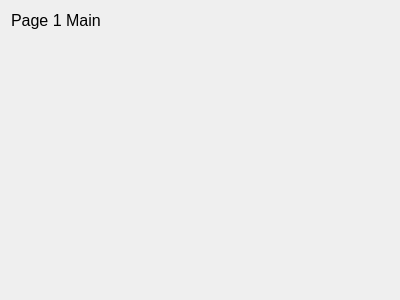
This is frontend/ui/source/top_page_1.ui in RobbieG15/guiBoilerplate as Qt 5 draws it before an edit. The edited form follows.
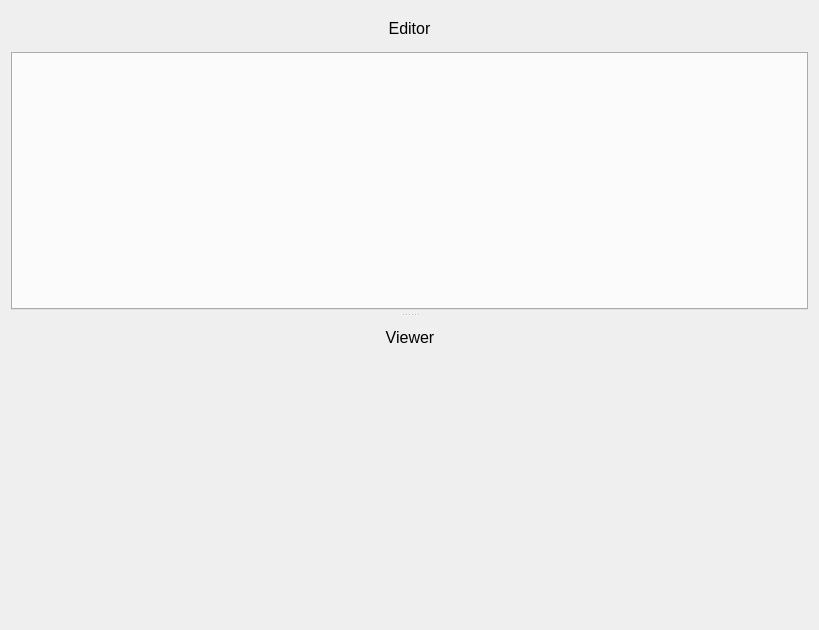
This is the edited form.

Commit message: Page 1 fully functional

Patch:
```diff
--- a/frontend/ui/source/top_page_1.ui
+++ b/frontend/ui/source/top_page_1.ui
@@ -6,50 +6,215 @@
    <rect>
     <x>0</x>
     <y>0</y>
-    <width>400</width>
-    <height>300</height>
+    <width>819</width>
+    <height>630</height>
    </rect>
   </property>
   <property name="windowTitle">
    <string>Form</string>
   </property>
-  <layout class="QVBoxLayout" name="verticalLayout">
+  <layout class="QHBoxLayout" name="horizontalLayout_3">
    <item>
-    <widget class="QLabel" name="title">
-     <property name="sizePolicy">
-      <sizepolicy hsizetype="Fixed" vsizetype="Fixed">
-       <horstretch>0</horstretch>
-       <verstretch>0</verstretch>
-      </sizepolicy>
+    <widget class="QSplitter" name="splitter">
+     <property name="lineWidth">
+      <number>2</number>
      </property>
-     <property name="font">
-      <font>
-       <pointsize>12</pointsize>
-      </font>
-     </property>
-     <property name="text">
-      <string>Page 1 Main</string>
-     </property>
-    </widget>
-   </item>
-   <item>
-    <spacer name="verticalSpacer">
      <property name="orientation">
       <enum>Qt::Vertical</enum>
      </property>
-     <property name="sizeType">
-      <enum>QSizePolicy::Fixed</enum>
+     <property name="handleWidth">
+      <number>10</number>
      </property>
-     <property name="sizeHint" stdset="0">
-      <size>
-       <width>20</width>
-       <height>5</height>
-      </size>
-     </property>
-    </spacer>
-   </item>
-   <item>
-    <widget class="QWidget" name="widget" native="true"/>
+     <widget class="QWidget" name="">
+      <layout class="QVBoxLayout" name="verticalLayout">
+       <item>
+        <layout class="QHBoxLayout" name="horizontalLayout_2">
+         <item>
+          <spacer name="horizontalSpacer_3">
+           <property name="orientation">
+            <enum>Qt::Horizontal</enum>
+           </property>
+           <property name="sizeHint" stdset="0">
+            <size>
+             <width>40</width>
+             <height>20</height>
+            </size>
+           </property>
+          </spacer>
+         </item>
+         <item>
+          <widget class="QLabel" name="label_2">
+           <property name="sizePolicy">
+            <sizepolicy hsizetype="Fixed" vsizetype="Fixed">
+             <horstretch>0</horstretch>
+             <verstretch>0</verstretch>
+            </sizepolicy>
+           </property>
+           <property name="minimumSize">
+            <size>
+             <width>0</width>
+             <height>35</height>
+            </size>
+           </property>
+           <property name="maximumSize">
+            <size>
+             <width>16777215</width>
+             <height>35</height>
+            </size>
+           </property>
+           <property name="font">
+            <font>
+             <pointsize>12</pointsize>
+            </font>
+           </property>
+           <property name="text">
+            <string>Editor</string>
+           </property>
+           <property name="alignment">
+            <set>Qt::AlignCenter</set>
+           </property>
+          </widget>
+         </item>
+         <item>
+          <spacer name="horizontalSpacer_4">
+           <property name="orientation">
+            <enum>Qt::Horizontal</enum>
+           </property>
+           <property name="sizeHint" stdset="0">
+            <size>
+             <width>40</width>
+             <height>20</height>
+            </size>
+           </property>
+          </spacer>
+         </item>
+        </layout>
+       </item>
+       <item>
+        <widget class="QTabWidget" name="editor_tab_widget">
+         <property name="minimumSize">
+          <size>
+           <width>0</width>
+           <height>50</height>
+          </size>
+         </property>
+         <property name="tabsClosable">
+          <bool>true</bool>
+         </property>
+        </widget>
+       </item>
+      </layout>
+     </widget>
+     <widget class="QWidget" name="viewer_wrapper_widget" native="true">
+      <layout class="QVBoxLayout" name="verticalLayout_2">
+       <property name="leftMargin">
+        <number>0</number>
+       </property>
+       <property name="topMargin">
+        <number>0</number>
+       </property>
+       <property name="rightMargin">
+        <number>0</number>
+       </property>
+       <property name="bottomMargin">
+        <number>0</number>
+       </property>
+       <item>
+        <layout class="QHBoxLayout" name="horizontalLayout">
+         <item>
+          <spacer name="horizontalSpacer">
+           <property name="orientation">
+            <enum>Qt::Horizontal</enum>
+           </property>
+           <property name="sizeHint" stdset="0">
+            <size>
+             <width>40</width>
+             <height>20</height>
+            </size>
+           </property>
+          </spacer>
+         </item>
+         <item>
+          <widget class="QLabel" name="label">
+           <property name="sizePolicy">
+            <sizepolicy hsizetype="Fixed" vsizetype="Fixed">
+             <horstretch>0</horstretch>
+             <verstretch>0</verstretch>
+            </sizepolicy>
+           </property>
+           <property name="minimumSize">
+            <size>
+             <width>0</width>
+             <height>35</height>
+            </size>
+           </property>
+           <property name="maximumSize">
+            <size>
+             <width>16777215</width>
+             <height>35</height>
+            </size>
+           </property>
+           <property name="font">
+            <font>
+             <pointsize>12</pointsize>
+            </font>
+           </property>
+           <property name="text">
+            <string>Viewer</string>
+           </property>
+           <property name="alignment">
+            <set>Qt::AlignCenter</set>
+           </property>
+          </widget>
+         </item>
+         <item>
+          <spacer name="horizontalSpacer_2">
+           <property name="orientation">
+            <enum>Qt::Horizontal</enum>
+           </property>
+           <property name="sizeHint" stdset="0">
+            <size>
+             <width>40</width>
+             <height>20</height>
+            </size>
+           </property>
+          </spacer>
+         </item>
+        </layout>
+       </item>
+       <item>
+        <widget class="QWidget" name="viewer_widget" native="true">
+         <property name="sizePolicy">
+          <sizepolicy hsizetype="Preferred" vsizetype="Expanding">
+           <horstretch>0</horstretch>
+           <verstretch>0</verstretch>
+          </sizepolicy>
+         </property>
+         <property name="minimumSize">
+          <size>
+           <width>100</width>
+           <height>50</height>
+          </size>
+         </property>
+         <layout class="QVBoxLayout" name="viewer_widget_layout">
+          <property name="leftMargin">
+           <number>0</number>
+          </property>
+          <property name="topMargin">
+           <number>0</number>
+          </property>
+          <property name="rightMargin">
+           <number>0</number>
+          </property>
+          <property name="bottomMargin">
+           <number>0</number>
+          </property>
+         </layout>
+        </widget>
+       </item>
+      </layout>
+     </widget>
+    </widget>
    </item>
   </layout>
  </widget>
```
The commit also changes 10 other files.
